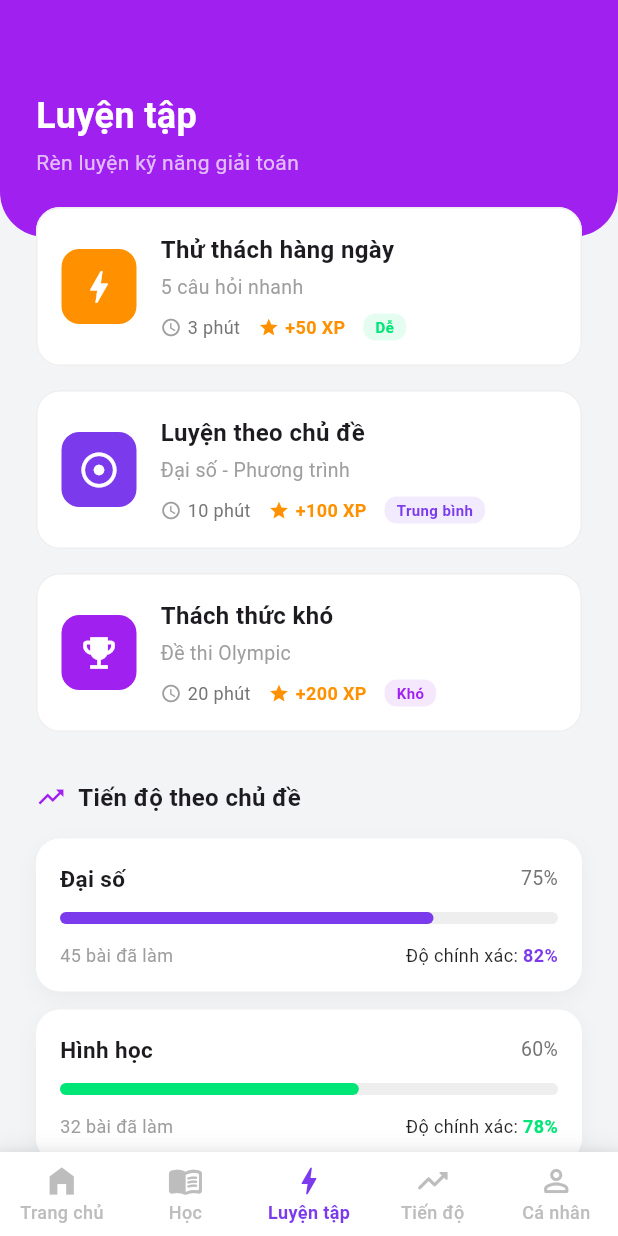
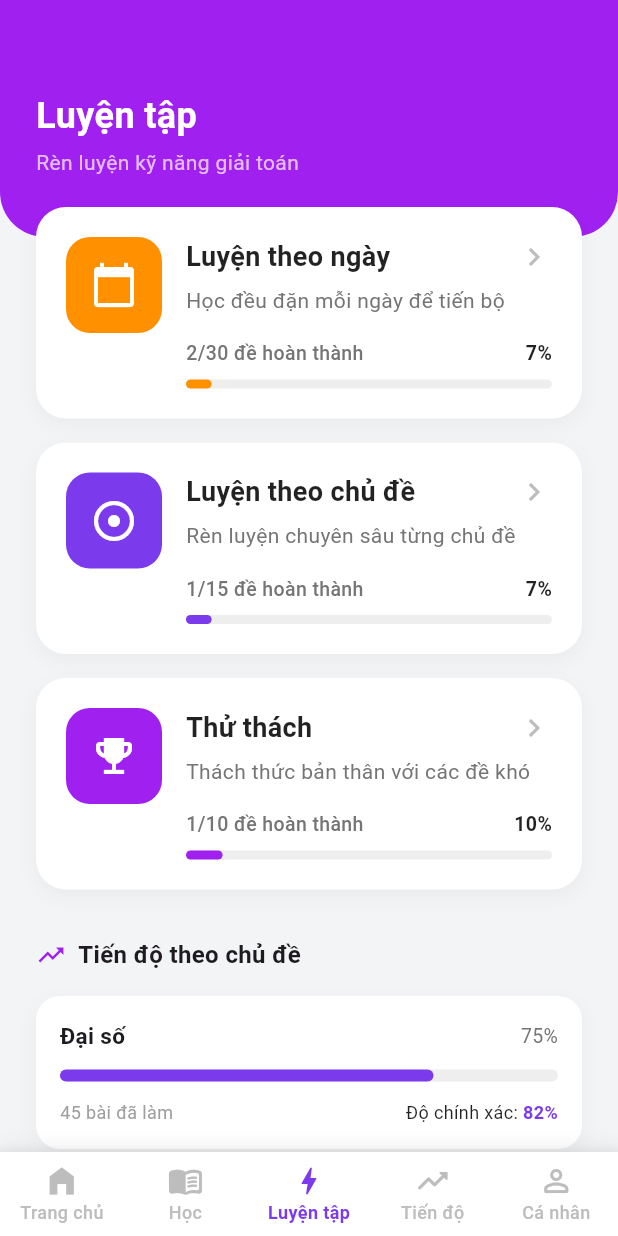
Before and after one commit to theanh2301/matchapp_frontend_03, a Flutter app: the screen it shows after launch, item 3 of the bottom bar chosen, on a phone screen of 412 x 824 dp. Run offline on Flutter 3.47's test engine with Material 3 defaults, Android fonts, the phone set to English and light mode, and no system bars; our stand-ins replace fl_chart.

Commit message:
update UI

```diff
--- a/lib/main.dart
+++ b/lib/main.dart
@@ -1,5 +1,6 @@
 import 'package:flutter/material.dart';
 import 'package:learn_math_app_03/screens/main_screen.dart';
+import 'package:learn_math_app_03/screens/splash/splash_screen.dart';
 
 import 'theme/app_colors.dart';
 
--- a/lib/screens/practice/practice_screen.dart
+++ b/lib/screens/practice/practice_screen.dart
@@ -1,6 +1,7 @@
 import 'package:flutter/material.dart';
+import 'package:learn_math_app_03/screens/practice/practice_list_screen.dart';
 import '../../theme/app_colors.dart';
-import 'quiz_screen.dart'; // Import màn hình Quiz
+import 'exam_screen.dart'; // Import màn hình Quiz
 
 class PracticeScreen extends StatelessWidget {
   const PracticeScreen({super.key});
@@ -20,7 +21,6 @@ class PracticeScreen extends StatelessWidget {
               width: double.infinity,
               decoration: const BoxDecoration(
                 color: AppColors.purple,
-                // Bo 2 góc bên dưới giống với các tab khác (ví dụ HomeScreen)
                 borderRadius: BorderRadius.only(
                   bottomLeft: Radius.circular(30),
                   bottomRight: Radius.circular(30),
@@ -32,7 +32,6 @@ class PracticeScreen extends StatelessWidget {
                 right: 24,
                 bottom: 40,
               ),
-              // Tăng padding bottom lên 40 để có chỗ bo cong
               child: const Column(
                 crossAxisAlignment: CrossAxisAlignment.start,
                 children: [
@@ -54,11 +53,10 @@ class PracticeScreen extends StatelessWidget {
             ),
 
             // ==========================================
-            // 2. CÁC THẺ BÀI TẬP
+            // 2. CÁC THẺ BÀI TẬP (ĐÃ CẬP NHẬT GIAO DIỆN)
             // ==========================================
             Transform.translate(
               offset: const Offset(0, -20),
-              // Kéo khối này lên trên 20px để tạo hiệu ứng đè
               child: Padding(
                 padding: const EdgeInsets.symmetric(horizontal: 24),
                 child: Column(
@@ -66,14 +64,13 @@ class PracticeScreen extends StatelessWidget {
                   children: [
                     _buildChallengeCard(
                       context: context,
-                      icon: Icons.bolt,
+                      icon: Icons.calendar_today, // Đổi icon thành cái lịch
                       iconBgColor: AppColors.orange,
-                      title: "Thử thách hàng ngày",
-                      subtitle: "5 câu hỏi nhanh",
-                      time: "3 phút",
-                      xp: "+50 XP",
-                      badgeText: "Dễ",
-                      badgeColor: AppColors.green,
+                      title: "Luyện theo ngày",
+                      subtitle: "Học đều đặn mỗi ngày để tiến bộ",
+                      progressText: "2/30 đề hoàn thành",
+                      progressValue: 0.07, // 7%
+                      themeColor: AppColors.orange,
                     ),
                     const SizedBox(height: 16),
                     _buildChallengeCard(
@@ -81,23 +78,21 @@ class PracticeScreen extends StatelessWidget {
                       icon: Icons.adjust,
                       iconBgColor: AppColors.primary,
                       title: "Luyện theo chủ đề",
-                      subtitle: "Đại số - Phương trình",
-                      time: "10 phút",
-                      xp: "+100 XP",
-                      badgeText: "Trung bình",
-                      badgeColor: AppColors.primary,
+                      subtitle: "Rèn luyện chuyên sâu từng chủ đề",
+                      progressText: "1/15 đề hoàn thành",
+                      progressValue: 0.07, // 7%
+                      themeColor: AppColors.primary,
                     ),
                     const SizedBox(height: 16),
                     _buildChallengeCard(
                       context: context,
                       icon: Icons.emoji_events,
                       iconBgColor: AppColors.purple,
-                      title: "Thách thức khó",
-                      subtitle: "Đề thi Olympic",
-                      time: "20 phút",
-                      xp: "+200 XP",
-                      badgeText: "Khó",
-                      badgeColor: AppColors.purple,
+                      title: "Thử thách",
+                      subtitle: "Thách thức bản thân với các đề khó",
+                      progressText: "1/10 đề hoàn thành",
+                      progressValue: 0.10, // 10%
+                      themeColor: AppColors.purple,
                     ),
 
                     const SizedBox(height: 32),
@@ -109,7 +104,7 @@ class PracticeScreen extends StatelessWidget {
                       children: [
                         Icon(
                           Icons.trending_up,
-                          color: AppColors.purple, // Đổi sang màu tím theo mẫu
+                          color: AppColors.purple,
                           size: 20,
                         ),
                         const SizedBox(width: 8),
@@ -132,7 +127,7 @@ class PracticeScreen extends StatelessWidget {
                           "82%",
                           AppColors.primary,
                         ),
-                        const SizedBox(height: 12), // Khoảng cách giữa các thẻ
+                        const SizedBox(height: 12),
                         _buildSubjectProgressCard(
                           "Hình học",
                           0.60,
@@ -274,118 +269,127 @@ class PracticeScreen extends StatelessWidget {
     );
   }
 
-  // --- WIDGET CON: Thẻ thử thách (Click để vào Quiz) ---
+  // --- CẬP NHẬT LỚN: WIDGET CON Thẻ thử thách ---
   Widget _buildChallengeCard({
     required BuildContext context,
     required IconData icon,
     required Color iconBgColor,
     required String title,
     required String subtitle,
-    required String time,
-    required String xp,
-    required String badgeText,
-    required Color badgeColor,
+    required String progressText, // Ví dụ: "2/30 đề hoàn thành"
+    required double progressValue, // Ví dụ: 0.07 (tức là 7%)
+    required Color themeColor,
   }) {
-    return Material(
+    return Container(
+      decoration: BoxDecoration(
         color: AppColors.white,
-      borderRadius: BorderRadius.circular(16),
+        borderRadius: BorderRadius.circular(20), // Tăng độ bo góc cho mượt
+        boxShadow: [
+          BoxShadow(
+            color: Colors.black.withOpacity(0.04), // Đổ bóng nhẹ
+            blurRadius: 10,
+            offset: const Offset(0, 4),
+          )
+        ],
+      ),
+      child: Material(
+        color: Colors.transparent,
         child: InkWell(
-        borderRadius: BorderRadius.circular(16),
+          borderRadius: BorderRadius.circular(20),
           onTap: () {
-          // Chuyển sang màn hình Trắc nghiệm
+            // Chuyển sang màn hình Danh sách (PracticeListScreen)
             Navigator.push(
               context,
-            MaterialPageRoute(builder: (_) => QuizScreen(title: title)),
+              MaterialPageRoute(
+                builder: (_) => PracticeListScreen(
+                  title: title,
+                  subtitle: subtitle,
+                  themeColor: themeColor,
+                  headerIcon: icon,
+                ),
+              ),
             );
           },
-        child: Container(
-          padding: const EdgeInsets.all(16),
+          child: Padding(
+            padding: const EdgeInsets.all(20.0), // Padding đều 20px
+            child: Row(
+              crossAxisAlignment: CrossAxisAlignment.start,
+              children: [
+                // 1. ICON LỚN BÊN TRÁI
+                Container(
+                  width: 64, // Tăng kích thước khung icon theo thiết kế
+                  height: 64,
                   decoration: BoxDecoration(
-            border: Border.all(color: Colors.grey.shade200),
+                    color: iconBgColor, // Có thể dùng gradient nếu AppColors có
                     borderRadius: BorderRadius.circular(16),
                   ),
-          child: Row(
-            children: [
-              Container(
-                width: 50,
-                height: 50,
-                decoration: BoxDecoration(
-                  color: iconBgColor,
-                  borderRadius: BorderRadius.circular(12),
-                ),
-                child: Icon(icon, color: AppColors.white, size: 28),
+                  child: Icon(icon, color: AppColors.white, size: 32),
                 ),
                 const SizedBox(width: 16),
+
+                // 2. NỘI DUNG CHÍNH (Tiêu đề, Phụ đề, Tiến trình)
                 Expanded(
                   child: Column(
                     crossAxisAlignment: CrossAxisAlignment.start,
+                    children: [
+                      // Tiêu đề & Mũi tên
+                      Row(
+                        mainAxisAlignment: MainAxisAlignment.spaceBetween,
                         children: [
                           Text(
                             title,
                             style: const TextStyle(
                               fontWeight: FontWeight.bold,
-                        fontSize: 16,
+                              fontSize: 18,
+                              color: Colors.black87,
                             ),
                           ),
-                    const SizedBox(height: 4),
+                          Icon(Icons.chevron_right, color: Colors.grey.shade400),
+                        ],
+                      ),
+                      const SizedBox(height: 6),
+
+                      // Phụ đề (Subtitle)
                       Text(
                         subtitle,
                         style: TextStyle(
-                        color: Colors.grey.shade500,
-                        fontSize: 13,
+                          color: Colors.grey.shade600,
+                          fontSize: 14,
                         ),
                       ),
-                    const SizedBox(height: 8),
+                      const SizedBox(height: 16),
+
+                      // Thanh Text hiển thị tiến trình
                       Row(
+                        mainAxisAlignment: MainAxisAlignment.spaceBetween,
                         children: [
-                        Icon(
-                          Icons.access_time,
-                          size: 14,
-                          color: Colors.grey.shade500,
-                        ),
-                        const SizedBox(width: 4),
                           Text(
-                          time,
+                            progressText,
                             style: TextStyle(
-                            fontSize: 12,
+                              fontSize: 13,
                               color: Colors.grey.shade600,
+                              fontWeight: FontWeight.w500,
                             ),
                           ),
-                        const SizedBox(width: 12),
-                        const Icon(
-                          Icons.star,
-                          size: 14,
-                          color: AppColors.orange,
-                        ),
-                        const SizedBox(width: 4),
                           Text(
-                          xp,
+                            "${(progressValue * 100).toInt()}%",
                             style: const TextStyle(
-                            fontSize: 12,
-                            color: AppColors.orange,
+                              fontSize: 13,
+                              color: Colors.black87,
                               fontWeight: FontWeight.bold,
                             ),
                           ),
-                        const SizedBox(width: 12),
-                        Container(
-                          padding: const EdgeInsets.symmetric(
-                            horizontal: 8,
-                            vertical: 2,
+                        ],
                       ),
-                          decoration: BoxDecoration(
-                            color: badgeColor.withOpacity(0.1),
-                            borderRadius: BorderRadius.circular(8),
-                          ),
-                          child: Text(
-                            badgeText,
-                            style: TextStyle(
-                              color: badgeColor,
-                              fontSize: 10,
-                              fontWeight: FontWeight.bold,
-                            ),
-                          ),
-                        ),
-                      ],
+                      const SizedBox(height: 8),
+
+                      // Thanh màu chạy ngang (LinearProgressIndicator)
+                      LinearProgressIndicator(
+                        value: progressValue,
+                        backgroundColor: Colors.grey.shade200,
+                        color: themeColor, // Màu chạy tiến độ lấy theo theme của thẻ
+                        minHeight: 6,
+                        borderRadius: BorderRadius.circular(10),
                       ),
                     ],
                   ),
@@ -394,10 +398,11 @@ class PracticeScreen extends StatelessWidget {
             ),
           ),
         ),
+      ),
     );
   }
 
-  // --- WIDGET CON: Thanh tiến độ môn học ---
+  // --- WIDGET CON: Thanh tiến độ môn học (Giữ nguyên) ---
   Widget _buildSubjectProgressCard(
       String title,
       double progress,
@@ -409,10 +414,10 @@ class PracticeScreen extends StatelessWidget {
       padding: const EdgeInsets.all(16),
       decoration: BoxDecoration(
         color: AppColors.white,
-        borderRadius: BorderRadius.circular(16), // Bo góc cho từng thẻ
+        borderRadius: BorderRadius.circular(16),
         boxShadow: [
           BoxShadow(
-            color: Colors.black.withOpacity(0.04), // Viền mờ nhẹ
+            color: Colors.black.withOpacity(0.04),
             blurRadius: 10,
             offset: const Offset(0, 4),
           )
@@ -436,10 +441,10 @@ class PracticeScreen extends StatelessWidget {
           const SizedBox(height: 12),
           LinearProgressIndicator(
             value: progress,
-            backgroundColor: Colors.grey.shade200, // Màu nền của thanh
-            color: color, // Màu chạy tiến độ
-            minHeight: 8, // Tăng độ dày lên chút cho giống thiết kế
-            borderRadius: BorderRadius.circular(10), // Bo tròn thanh
+            backgroundColor: Colors.grey.shade200,
+            color: color,
+            minHeight: 8,
+            borderRadius: BorderRadius.circular(10),
           ),
           const SizedBox(height: 12),
           Row(
@@ -455,7 +460,7 @@ class PracticeScreen extends StatelessWidget {
                   Text(
                     accuracy,
                     style: TextStyle(
-                      color: color, // Đổi màu độ chính xác theo màu chủ đề (Cam cho lượng giác, Xanh cho hình, ...)
+                      color: color,
                       fontSize: 12,
                       fontWeight: FontWeight.bold,
                     ),
@@ -469,7 +474,7 @@ class PracticeScreen extends StatelessWidget {
     );
   }
 
-  // --- WIDGET CON: Thẻ Lỗi cần ôn lại ---
+  // --- WIDGET CON: Thẻ Lỗi cần ôn lại (Giữ nguyên) ---
   Widget _buildMistakeCard({
     required String tag,
     required String question,
--- a/lib/screens/profile/profile_screen.dart
+++ b/lib/screens/profile/profile_screen.dart
@@ -103,7 +103,7 @@ class ProfileScreen extends StatelessWidget {
             ),
 
             const SizedBox(height: 24),
-
+/*
             // ==========================================
             // 3. MỤC TIÊU HỌC TẬP
             // ==========================================
@@ -144,7 +144,7 @@ class ProfileScreen extends StatelessWidget {
               ),
             ),
 
-            const SizedBox(height: 24),
+            const SizedBox(height: 24),*/
 
             // ==========================================
             // 4. DANH SÁCH MENU (Cài đặt, Thông báo...)
--- a/pubspec.yaml
+++ b/pubspec.yaml
@@ -31,6 +31,8 @@ dependencies:
   flutter:
     sdk: flutter
   fl_chart: ^0.65.0
+  flip_card: ^0.7.0
+  flutter_card_swiper: ^7.2.0
 
   # The following adds the Cupertino Icons font to your application.
   # Use with the CupertinoIcons class for iOS style icons.
```
Also changed, not shown: lib/screens/learn/chapter_list_screen.dart (+177 -80 lines), lib/screens/learn/lesson_list_screen.dart (+20 -3 lines), lib/screens/practice/exam_screen.dart (renamed from lib/screens/practice/quiz_screen.dart), pubspec.lock. Lines whose indentation alone changed are shown as unchanged.
